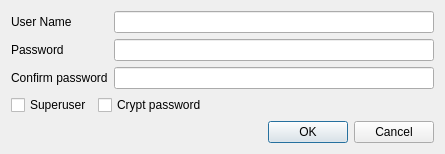
This is ui/userDlg.ui in maz-1/grub2-editor as Qt 5 draws it before an edit. The edited form follows.
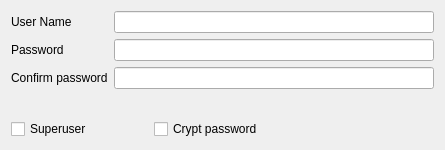
This is the edited form.

Commit message: now able to add/delete users

What changed in the file:
```diff
--- a/ui/userDlg.ui
+++ b/ui/userDlg.ui
@@ -1,13 +1,13 @@
 <?xml version="1.0" encoding="UTF-8"?>
 <ui version="4.0">
- <class>userDiag</class>
- <widget class="QDialog" name="userDiag">
+ <class>UserDialog</class>
+ <widget class="QWidget" name="UserDialog">
   <property name="geometry">
    <rect>
     <x>0</x>
     <y>0</y>
     <width>445</width>
-    <height>140</height>
+    <height>150</height>
    </rect>
   </property>
   <property name="windowTitle">
@@ -66,37 +66,6 @@
      </property>
     </widget>
    </item>
-   <item row="2" column="1">
-    <spacer name="horizontalSpacer">
-     <property name="orientation">
-      <enum>Qt::Horizontal</enum>
-     </property>
-     <property name="sizeHint" stdset="0">
-      <size>
-       <width>226</width>
-       <height>20</height>
-      </size>
-     </property>
-    </spacer>
-   </item>
-   <item row="2" column="2">
-    <layout class="QHBoxLayout" name="horizontalLayout">
-     <item>
-      <widget class="QDialogButtonBox" name="userConfirm">
-       <property name="standardButtons">
-        <set>QDialogButtonBox::Ok</set>
-       </property>
-      </widget>
-     </item>
-     <item>
-      <widget class="QDialogButtonBox" name="userCancel">
-       <property name="standardButtons">
-        <set>QDialogButtonBox::Cancel</set>
-       </property>
-      </widget>
-     </item>
-    </layout>
-   </item>
    <item row="1" column="1">
     <widget class="QCheckBox" name="cryptPass">
      <property name="text">
```
Left out of the diff: 16 changed lines with no effect on the pictures. The commit also changes 6 other files.
